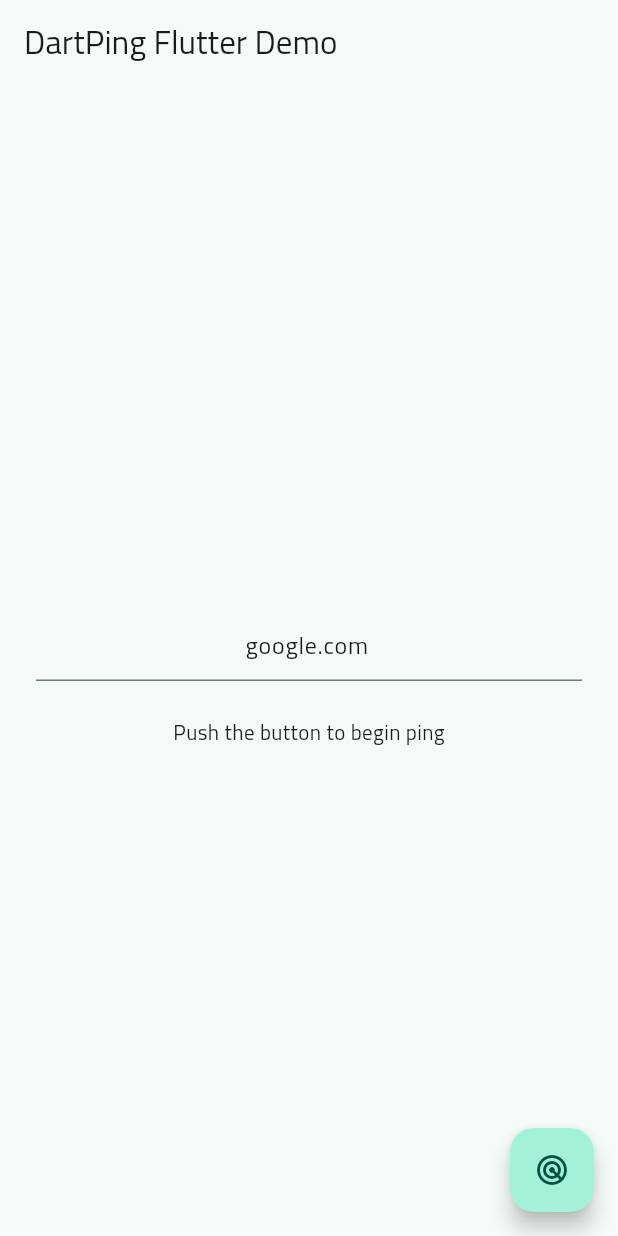
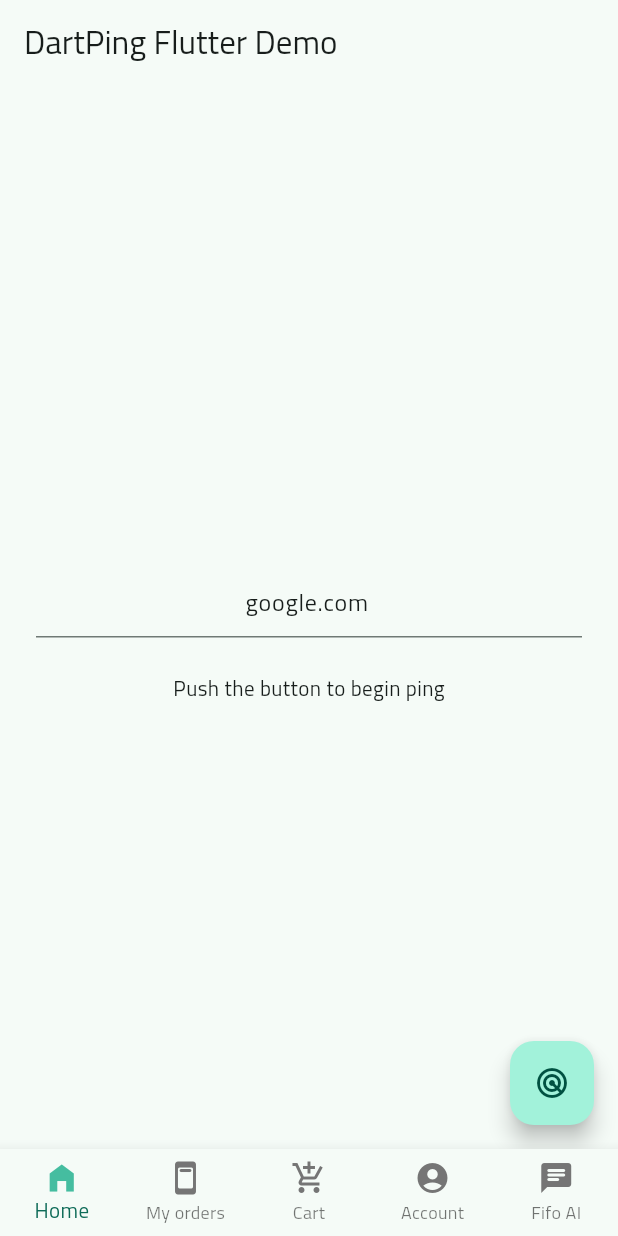
Before and after one commit to Ehtisham-Android/sol-pinger-utility, a Flutter app: the screen it shows after launch, on a phone screen of 412 x 824 dp. Run offline on Flutter 3.47's test engine with Material 3 defaults, Android fonts, the light colour scheme and no system bars; our stand-ins replace equatable, firebase_core, firebase_messaging, flutter_bloc, get_it and 2 more; missing offline and left inert: dart:ffi, dart_ping, dart_ping_ios; accounts and stored records are empty; generated files the repository leaves out were written again.

Commit message:
Added navigation bar

```diff
--- a/lib/main.dart
+++ b/lib/main.dart
@@ -1,19 +1,18 @@
-import 'package:dart_ping/dart_ping.dart';
 import 'package:dart_ping_ios/dart_ping_ios.dart';
-import 'package:firebase_core/firebase_core.dart';
 import 'package:flutter/material.dart';
 import 'package:flutter/services.dart';
 import 'package:flutter_bloc/flutter_bloc.dart';
 import 'package:provider/provider.dart';
 import 'package:sol_pinger_utility/core/theme/fifo_app_theme.dart';
+import 'package:sol_pinger_utility/presentation/Pages/home_screen.dart';
 import 'package:sol_pinger_utility/presentation/bloc/homepage/homepage_bloc.dart';
 
 import 'core/constants/app_shared_prefs.dart';
 import 'core/constants/constants.dart';
-import 'core/firebase/firebase_helper.dart';
-import 'firebase_options.dart';
 import 'locator.dart';
 import 'package:flutter_gen/gen_l10n/app_localizations.dart';
+
+import 'navigation/navigation_menu.dart';
 
 Future<void> main() async {
   WidgetsFlutterBinding.ensureInitialized();
@@ -37,51 +36,6 @@ Future<void> main() async {
   runApp(const MyApp());
 }
 
-// class MyApp extends StatelessWidget {
-//   const MyApp({super.key});
-//
-//   // This widget is the root of your application.
-//   @override
-//   Widget build(BuildContext context) {
-//     return MaterialApp(
-//       title: 'Sol pinger',
-//       debugShowCheckedModeBanner: false,
-//       onGenerateTitle: (context) {
-//         return AppLocalizations.of(context).appName;
-//       },
-//       localizationsDelegates: AppLocalizations.localizationsDelegates,
-//       supportedLocales: AppLocalizations.supportedLocales,
-//       locale: localeModel.locale,
-//       localeListResolutionCallback: (allLocales, supportedLocales) {
-//         if (prefs.selectedLanguage.contains(LanguageCodes.ar)) {
-//           return const Locale(LanguageCodes.en, 'SA');
-//         }
-//         return const Locale(LanguageCodes.en, 'US');
-//       },
-//       theme: ThemeData(
-//         // This is the theme of your application.
-//         //
-//         // TRY THIS: Try running your application with "flutter run". You'll see
-//         // the application has a purple toolbar. Then, without quitting the app,
-//         // try changing the seedColor in the colorScheme below to Colors.green
-//         // and then invoke "hot reload" (save your changes or press the "hot
-//         // reload" button in a Flutter-supported IDE, or press "r" if you used
-//         // the command line to start the app).
-//         //
-//         // Notice that the counter didn't reset back to zero; the application
-//         // state is not lost during the reload. To reset the state, use hot
-//         // restart instead.
-//         //
-//         // This works for code too, not just values: Most code changes can be
-//         // tested with just a hot reload.
-//         colorScheme: ColorScheme.fromSeed(seedColor: Colors.deepOrange),
-//         useMaterial3: true,
-//       ),
-//       home: const MyHomePage(),
-//     );
-//   }
-// }
-
 class MyApp extends StatelessWidget {
   const MyApp({super.key});
 
@@ -101,7 +55,7 @@ class MyApp extends StatelessWidget {
               onGenerateTitle: (context) {
                 return "Sol pinger";
               },
-              title: 'Fifo plus',
+              title: 'Sol pinger',
               localizationsDelegates: AppLocalizations.localizationsDelegates,
               supportedLocales: AppLocalizations.supportedLocales,
               locale: localeModel.locale,
@@ -113,8 +67,7 @@ class MyApp extends StatelessWidget {
               },
               theme: SolPingerAppTheme.lightTheme,
               darkTheme: SolPingerAppTheme.darkTheme,
-              home: const MyHomePage()),
-          // home: const CatalogScreen()),
+              home: const NavigationMenu()),
         ),
       ),
     );
@@ -133,58 +86,3 @@ class LocaleModel extends ChangeNotifier {
     notifyListeners();
   }
 }
-
-class MyHomePage extends StatefulWidget {
-  const MyHomePage({Key? key}) : super(key: key);
-
-  @override
-  MyHomePageState createState() => MyHomePageState();
-}
-
-class MyHomePageState extends State<MyHomePage> {
-  PingData? _lastPing;
-  final TextEditingController _controller =
-  TextEditingController(text: 'google.com');
-
-  void _startPing() {
-    // Create instance of DartPing
-    final ping = Ping(_controller.text, count: 3);
-    print('Running command: ${ping.command}');
-    ping.stream.listen((event) {
-      setState(() {
-        _lastPing = event;
-      });
-    });
-  }
-
-  @override
-  Widget build(BuildContext context) {
-    return Scaffold(
-      appBar: AppBar(
-        title: const Text('DartPing Flutter Demo'),
-      ),
-      body: Center(
-        child: Column(
-          mainAxisAlignment: MainAxisAlignment.center,
-          children: <Widget>[
-            Padding(
-              padding: const EdgeInsets.all(24.0),
-              child: TextField(
-                controller: _controller,
-                textAlign: TextAlign.center,
-              ),
-            ),
-            Text(
-              _lastPing?.toString() ?? 'Push the button to begin ping',
-            ),
-          ],
-        ),
-      ),
-      floatingActionButton: FloatingActionButton(
-        onPressed: _startPing,
-        tooltip: 'Start Ping',
-        child: const Icon(Icons.radar_sharp),
-      ), // This trailing comma makes auto-formatting nicer for build methods.
-    );
-  }
-}
--- a/lib/navigation/navigation_menu.dart
+++ b/lib/navigation/navigation_menu.dart
@@ -1,8 +1,7 @@
 import 'package:flutter/material.dart';
 import 'package:flutter_gen/gen_l10n/app_localizations.dart';
-import 'package:sol_pinger_utility/Presentation/Pages/HomePage.dart';
+import 'package:sol_pinger_utility/presentation/Pages/home_screen.dart';
 import '../core/AppGlobals.dart';
-import 'package:flutter_gen/gen_l10n/app_localizations.dart';
 
 class NavigationMenu extends StatefulWidget {
   const NavigationMenu({super.key});
@@ -20,7 +19,7 @@ class _NavigationMenuState extends State<NavigationMenu> {
   void initState() {
     super.initState();
     list = [
-      const Homepage(),
+      const HomeScreen(),
       // const OrdersScreen(),
       // CartDetailsScreen(shopMore: onTap),
       // //const AccountScreen(),
--- /dev/null
+++ b/lib/presentation/Pages/home_screen.dart
@@ -0,0 +1,57 @@
+import 'package:dart_ping/dart_ping.dart';
+import 'package:flutter/material.dart';
+
+class HomeScreen extends StatefulWidget {
+  const HomeScreen({super.key});
+
+  @override
+  HomeScreenState createState() => HomeScreenState();
+}
+
+class HomeScreenState extends State<HomeScreen> {
+  PingData? _lastPing;
+  final TextEditingController _controller =
+  TextEditingController(text: 'google.com');
+
+  void _startPing() {
+    // Create instance of DartPing
+    final ping = Ping(_controller.text, count: 3);
+    print('Running command: ${ping.command}');
+    ping.stream.listen((event) {
+      setState(() {
+        _lastPing = event;
+      });
+    });
+  }
+
+  @override
+  Widget build(BuildContext context) {
+    return Scaffold(
+      appBar: AppBar(
+        title: const Text('DartPing Flutter Demo'),
+      ),
+      body: Center(
+        child: Column(
+          mainAxisAlignment: MainAxisAlignment.center,
+          children: <Widget>[
+            Padding(
+              padding: const EdgeInsets.all(24.0),
+              child: TextField(
+                controller: _controller,
+                textAlign: TextAlign.center,
+              ),
+            ),
+            Text(
+              _lastPing?.toString() ?? 'Push the button to begin ping',
+            ),
+          ],
+        ),
+      ),
+      floatingActionButton: FloatingActionButton(
+        onPressed: _startPing,
+        tooltip: 'Start Ping',
+        child: const Icon(Icons.radar_sharp),
+      ), // This trailing comma makes auto-formatting nicer for build methods.
+    );
+  }
+}
```
Also changed, not shown: lib/presentation/Pages/HomePage.dart (deleted, +0 -17 lines).
